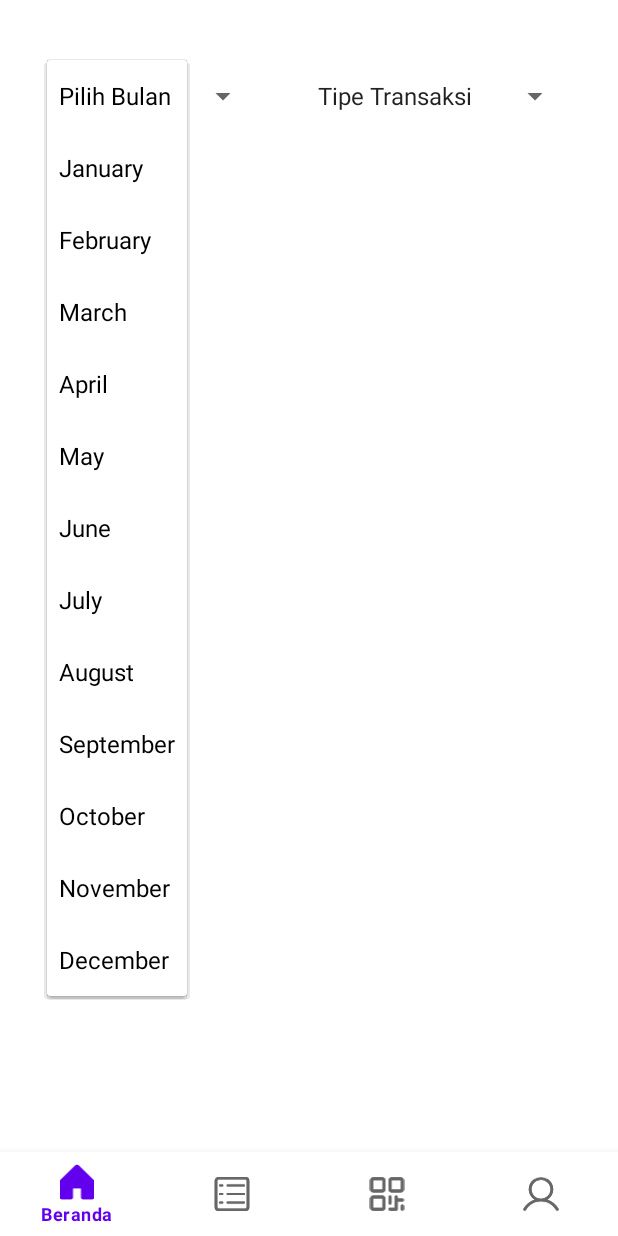
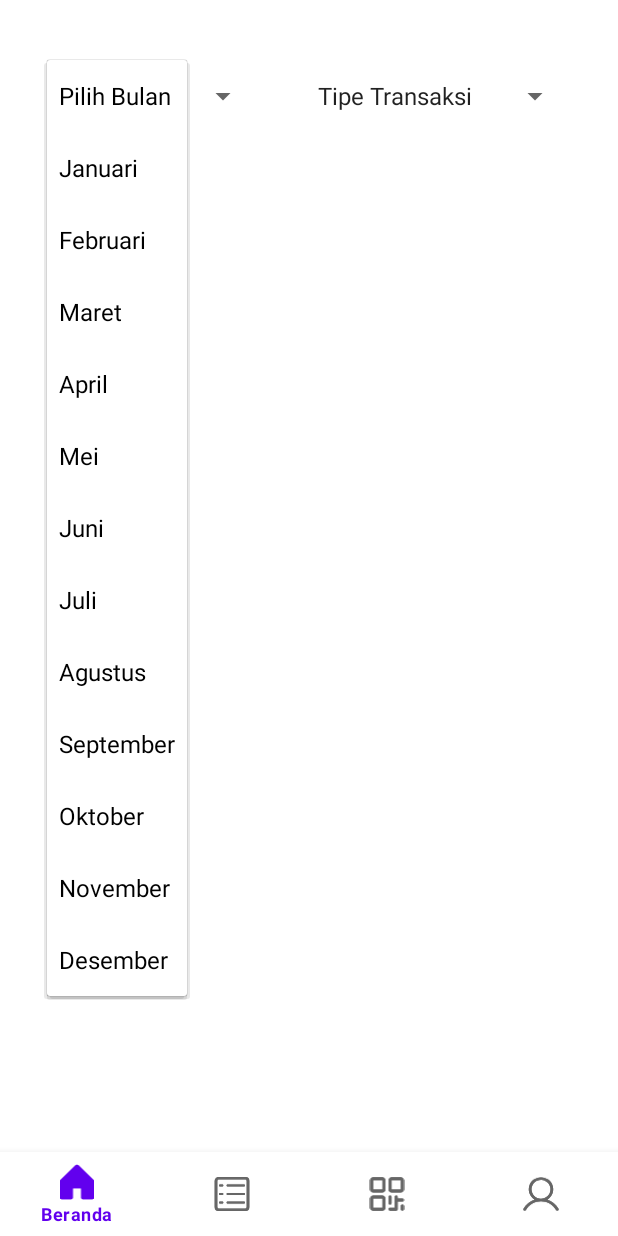
Before and after one commit to Team-1-RAP/Android, an Android app built with Jetpack Compose: the AccountMutationFragment screen opened through its navigation route, after a tap on "Pilih Bulan", on a phone screen of 412 x 824 dp. Run offline under Robolectric (Android 15) with nearby library versions, the phone set to English and light mode, and no system bars; our stand-ins replace Dagger/Hilt's generated code, navigation-ui, paging; network calls fail; 2 statements that could not run were skipped.

Commit message:
Add Paging 3 for consume data All fitur done
filtering by month and type

no major bug

```diff
--- a/app/src/main/java/com/team1/simplebank/adapter/MutationPagerAdapterV2.kt
+++ b/app/src/main/java/com/team1/simplebank/adapter/MutationPagerAdapterV2.kt
@@ -10,6 +10,7 @@ import androidx.recyclerview.widget.ListAdapter
 import androidx.recyclerview.widget.RecyclerView
 import com.synrgy.xdomain.model.MutationDataUI
 import com.team1.simplebank.R
+import com.team1.simplebank.common.utils.Converter.toRupiah
 import com.team1.simplebank.databinding.LayoutHeaderRecyclerviewBinding
 import com.team1.simplebank.databinding.LayoutItemRecyclerviewBinding
 
@@ -131,7 +132,7 @@ class MutationPagerAdapterV2 :
         fun bind(item: MutationDataUI.Item) {
             binding.transferDetail.text = item.transactionType
             binding.transferDetail.text = item.recipientName
-            binding.amountExpenseOrIncome.text = "Rp. ${item.amount}"
+            binding.amountExpenseOrIncome.text = item.amount.toRupiah()
             val mutationType = item.mutationType
             if (mutationType == "PENGELUARAN") {
                 binding.iconItem.setImageResource(R.drawable.expense_icon_mutation)
--- a/app/src/main/java/com/team1/simplebank/ui/account_mutation/AccountMutationFragment.kt
+++ b/app/src/main/java/com/team1/simplebank/ui/account_mutation/AccountMutationFragment.kt
@@ -4,8 +4,11 @@ import android.os.Bundle
 import android.view.LayoutInflater
 import android.view.View
 import android.view.ViewGroup
+import android.widget.AdapterView
+import android.widget.AdapterView.OnItemSelectedListener
 import android.widget.ArrayAdapter
 import android.widget.TextView
+import android.widget.Toast
 import androidx.fragment.app.Fragment
 import androidx.fragment.app.viewModels
 import androidx.lifecycle.Lifecycle
@@ -14,11 +17,13 @@ import androidx.lifecycle.lifecycleScope
 import androidx.lifecycle.repeatOnLifecycle
 import androidx.lifecycle.viewmodel.compose.viewModel
 import androidx.recyclerview.widget.LinearLayoutManager
+import com.synrgy.xdomain.model.FilterInput
 import com.synrgy.xdomain.model.MutationDataUI
 import com.team1.simplebank.R
 import com.team1.simplebank.adapter.MutationPagerAdapter
 import com.team1.simplebank.adapter.MutationPagerAdapterV2
 import com.team1.simplebank.common.handler.ResourceState
+import com.team1.simplebank.common.utils.Converter.toMonthNumber
 import com.team1.simplebank.databinding.FragmentAccountMutationBinding
 import dagger.hilt.android.AndroidEntryPoint
 import kotlinx.coroutines.flow.collect
@@ -26,7 +31,7 @@ import kotlinx.coroutines.flow.collectLatest
 import kotlinx.coroutines.launch
 
 @AndroidEntryPoint
-class AccountMutationFragment : Fragment() {
+class AccountMutationFragment : Fragment(), OnItemSelectedListener {
 
     private lateinit var binding: FragmentAccountMutationBinding
     private val accountMutationViewModel: AccountMutationViewModel by viewModels()
@@ -44,44 +49,56 @@ class AccountMutationFragment : Fragment() {
     override fun onViewCreated(view: View, savedInstanceState: Bundle?) {
         super.onViewCreated(view, savedInstanceState)
 
-        //collectDataUI("3737657598213562", 1)
-
         initRecyclerview()
         setUpSpinner()
-
 
         accountMutationViewModel.userAccountsData.observe(viewLifecycleOwner) {
             when (it) {
                 is ResourceState.Success -> {
                     val data = it.data[0]
-                    collectDataUIWithoutPagination(data.noAccount, 7)                }
+                    //collectDataUIWithoutPagination(data.noAccount, 7)
+                    accountMutationViewModel.inputFiltering(FilterInput.NoAccount(data.noAccount))
+                }
 
                 else -> {}
             }
         }
 
-//            .getDataWithoutPagination("3737657598213562", 7)
+        viewLifecycleOwner.lifecycleScope.launch {
+            viewLifecycleOwner.repeatOnLifecycle(Lifecycle.State.STARTED) {
+                accountMutationViewModel.dataMutationOnUIWithFiltering().collectLatest {
+                    adapter?.submitData(it)
+                }
+            }
+        }
 
+
+        spinnerClicked()
     }
 
     private fun setUpSpinner() {
-        val monthsAdapter = ArrayAdapter.createFromResource(
+        val spinnerMonthAdapter = ArrayAdapter.createFromResource(
             requireContext(),
             R.array.months_array,
             android.R.layout.simple_spinner_item
         )
 
-        val transactionTypesAdapter = ArrayAdapter.createFromResource(
+        val spinnerTransactionAdapter = ArrayAdapter.createFromResource(
             requireContext(),
             R.array.transaction_types_array,
             android.R.layout.simple_spinner_item
         )
 
-        monthsAdapter.setDropDownViewResource(android.R.layout.simple_spinner_dropdown_item)
-        transactionTypesAdapter.setDropDownViewResource(android.R.layout.simple_spinner_dropdown_item)
+        spinnerMonthAdapter.setDropDownViewResource(android.R.layout.simple_spinner_dropdown_item)
+        spinnerTransactionAdapter.setDropDownViewResource(android.R.layout.simple_spinner_dropdown_item)
 
-        binding.spinnerItemMonth.adapter = monthsAdapter
-        binding.spinnerItemTypeTransaction.adapter = transactionTypesAdapter
+        binding.spinnerItemMonth.adapter = spinnerMonthAdapter
+        binding.spinnerItemTypeTransaction.adapter = spinnerTransactionAdapter
+    }
+
+    private fun spinnerClicked() {
+        binding.spinnerItemMonth.onItemSelectedListener = this
+        binding.spinnerItemTypeTransaction.onItemSelectedListener = this
     }
 
     private fun initRecyclerview() {
@@ -94,84 +111,49 @@ class AccountMutationFragment : Fragment() {
 
     }
 
-    /*private fun collectDataUI(
-        inputDataNoAccount: String,
-        inputDataMont: Int,
-        inputType: String? = null
-    ) {
-        viewLifecycleOwner.lifecycleScope.launch {
-            accountMutationViewModel.dataMutationUI(inputDataNoAccount, inputDataMont, inputType)
-                .collectLatest { pagingData ->
-                    adapter?.submitData(pagingData)
-                }
-        }
-    }*/
-
-    private fun collectDataUIWithoutPagination(
+    /*private fun collectDataUIWithoutPagination(
         inputDataNoAccount: String,
         inputDataMont: Int,
         inputType: String? = null
     ) {
         viewLifecycleOwner.lifecycleScope.launch {
             viewLifecycleOwner.repeatOnLifecycle(Lifecycle.State.STARTED) {
-                accountMutationViewModel.dataMutationUI(inputDataNoAccount = inputDataNoAccount, inputDataMont = inputDataMont).collect {
+                accountMutationViewModel.dataMutationUI(
+                    inputDataNoAccount = inputDataNoAccount,
+                    inputDataMont = inputDataMont
+                ).collect {
                     adapter?.submitData(it)
+                }
+            }
+        }
+    }*/
+
+    // fungsi untuk spinner ketika ditekan
+    override fun onItemSelected(parent: AdapterView<*>?, view: View?, position: Int, id: Long) {
+        when (parent?.id) {
+            binding.spinnerItemMonth.id -> {
+                val monthPosition = parent.getItemAtPosition(position).toString()
+                val month = monthPosition.toMonthNumber()
+                accountMutationViewModel.inputFiltering(FilterInput.Month(month))
+            }
+
+            binding.spinnerItemTypeTransaction.id -> {
+                when (parent.getItemAtPosition(position).toString()) {
+                    "Tipe Transaksi" -> {
+                        accountMutationViewModel.inputFiltering(FilterInput.Type(null))
+                    }
+                    "PEMASUKAN" -> {
+                        accountMutationViewModel.inputFiltering(FilterInput.Type("PEMASUKAN"))
+                    }
+                    "PENGELUARAN" -> {
+                        accountMutationViewModel.inputFiltering(FilterInput.Type("PENGELUARAN"))
+                    }
                 }
             }
         }
     }
 
-    private fun provideDataManual(): List<MutationDataUI> {
-        return listOf(
-            MutationDataUI.Header("2020"),
-            MutationDataUI.Item(
-                "Transfer",
-                "PENGELUARAN",
-                "AZISZ",
-                "BCA",
-                20000,
-                "32010101",
-                "SUKSES"
-            ),
-            MutationDataUI.Item(
-                "Transfer",
-                "PENGELUARAN",
-                "DAFRIZA",
-                "BCA",
-                20200,
-                "32010101",
-                "SUKSES"
-            ),
-            MutationDataUI.Item(
-                "Transfer",
-                "PENGELUARAN",
-                "DINDA",
-                "BCA",
-                20100,
-                "32010101",
-                "SUKSES"
-            ),
-            MutationDataUI.Header("2021"),
-            MutationDataUI.Item(
-                "Transfer",
-                "PEMASUKAN",
-                "AZISZ",
-                "BCA",
-                20000,
-                "32010101",
-                "SUKSES"
-            ),
-
-
-            )
-    }
-
-    override fun onResume() {
-        super.onResume()
-        //accountMutationViewModel.getDataWithoutPagination("3737657598213562", 1)
-    }
-
-    override fun onDestroyView() {
-        super.onDestroyView()
+    override fun onNothingSelected(p0: AdapterView<*>?) {
+        TODO("Not yet implemented")
     }
 }
--- a/app/src/main/java/com/team1/simplebank/ui/account_mutation/AccountMutationViewModel.kt
+++ b/app/src/main/java/com/team1/simplebank/ui/account_mutation/AccountMutationViewModel.kt
@@ -1,14 +1,14 @@
 package com.team1.simplebank.ui.account_mutation
 
 import androidx.lifecycle.LiveData
-import androidx.lifecycle.MutableLiveData
 import androidx.lifecycle.ViewModel
-import androidx.lifecycle.asLiveData
 import androidx.lifecycle.liveData
 import androidx.lifecycle.viewModelScope
 import androidx.paging.PagingData
 import androidx.paging.cachedIn
 import com.synrgy.xdomain.model.AccountModel
+import com.synrgy.xdomain.model.FilterInput
+import com.synrgy.xdomain.model.FilterStates
 import com.synrgy.xdomain.model.MutationDataUI
 import com.synrgy.xdomain.useCase.mutation.MutationUseCase
 import com.synrgy.xdomain.useCase.user.GetUserAccountUseCase
@@ -18,6 +18,9 @@ import kotlinx.coroutines.flow.Flow
 import kotlinx.coroutines.flow.MutableStateFlow
 import kotlinx.coroutines.flow.StateFlow
 import kotlinx.coroutines.flow.asStateFlow
+import kotlinx.coroutines.flow.flatMapLatest
+import kotlinx.coroutines.flow.flow
+import kotlinx.coroutines.flow.update
 import kotlinx.coroutines.launch
 import javax.inject.Inject
 
@@ -26,8 +29,52 @@ class AccountMutationViewModel @Inject constructor(
     private val useCase: MutationUseCase,
     private val getUserAccountUseCase: GetUserAccountUseCase,
 ) : ViewModel() {
+
+    // data for combine
+    /*private val noAccount : MutableStateFlow<String> = MutableStateFlow("")
+    private val month : MutableStateFlow<Int> = MutableStateFlow(0)
+    private val type : MutableStateFlow<String?> = MutableStateFlow(null)*/
+
+    //using data class for filtering
+    // data di dalam filterstates bisa diupdate ya kedepannya untuk menggunakan data store aja
+    private val _stateFiltering = MutableStateFlow<FilterStates>(FilterStates("",8,null))
+    private val stateFiltering: StateFlow<FilterStates> = _stateFiltering.asStateFlow()
+
+    //
     private val _dataMutationUI = MutableStateFlow<List<MutationDataUI>>(emptyList())
     val dataMutationUI: StateFlow<List<MutationDataUI>> = _dataMutationUI.asStateFlow()
+
+
+    fun inputFiltering(filterInput: FilterInput){
+        _stateFiltering.update {currentFilter->
+            when(filterInput){
+                is FilterInput.Month -> {currentFilter.copy(month = filterInput.month)}
+                is FilterInput.NoAccount -> {currentFilter.copy(noAccount = filterInput.noAccount)}
+                is FilterInput.Type -> {currentFilter.copy(type = filterInput.type)}
+            }
+        }
+    }
+
+    fun dataMutationOnUIWithFiltering():Flow<PagingData<MutationDataUI>>{
+         return stateFiltering.flatMapLatest { valueFiltering->
+             useCase.getDataMutation(
+                 inputDataNoAccount = valueFiltering.noAccount,
+                 inputDataMonth = valueFiltering.month,
+                 inputType = valueFiltering.type
+             )
+         }.cachedIn(viewModelScope)
+    }
+
+
+
+
+
+    /*//menggunakan combine untuk menggabungkan data dari noAccount, month, dan type menjadi satu objek
+    fun dataMutationOnUI() = combine(month, type) {month, type ->
+        Pair(month,type)
+    }.flatMapLatest {
+        useCase.getDataMutation(noAccount.value, it.first, it.second)
+    }.cachedIn(viewModelScope)*/
 
 
     fun dataMutationUI(
@@ -37,20 +84,6 @@ class AccountMutationViewModel @Inject constructor(
     ): Flow<PagingData<MutationDataUI>> {
         return useCase.getDataMutation(inputDataNoAccount, inputDataMont, inputType)
             .cachedIn(viewModelScope)
-    }
-
-
-
-    fun getDataWithoutPagination(
-        inputDataNoAccount: String,
-        inputDataMont: Int,
-        inputType: String? = null
-    ) {
-        viewModelScope.launch {
-            useCase.getDataWithoutPagination(inputDataNoAccount, inputDataMont, inputType).collect{ it ->
-                _dataMutationUI.value = it
-            }
-        }
     }
 
 
--- a/app/src/main/res/layout/activity_home.xml
+++ b/app/src/main/res/layout/activity_home.xml
@@ -19,7 +19,7 @@
         android:id="@+id/nav_host_fragment_activity_home"
         android:name="androidx.navigation.fragment.NavHostFragment"
         android:layout_width="match_parent"
-        android:layout_height="match_parent"
+        android:layout_height="0dp"
         app:defaultNavHost="true"
         app:layout_constraintBottom_toTopOf="@+id/nav_view"
         app:layout_constraintLeft_toLeftOf="parent"
--- a/app/src/main/res/layout/fragment_account_mutation.xml
+++ b/app/src/main/res/layout/fragment_account_mutation.xml
@@ -31,10 +31,9 @@
         android:id="@+id/rv_result_transaction"
         android:layout_width="match_parent"
         android:layout_height="0dp"
+        android:layout_marginTop="30dp"
+        app:layout_constraintBottom_toBottomOf="parent"
+        app:layout_constraintEnd_toEndOf="parent"
         app:layout_constraintStart_toStartOf="parent"
-        app:layout_constraintEnd_toEndOf="parent"
-        app:layout_constraintBottom_toBottomOf="parent"
-        app:layout_constraintTop_toBottomOf="@id/spinner_item_month"
-        android:layout_marginTop="30dp"
-        />
+        app:layout_constraintTop_toBottomOf="@id/spinner_item_month" />
 </androidx.constraintlayout.widget.ConstraintLayout>
--- a/app/src/main/res/layout/layout_header_recyclerview.xml
+++ b/app/src/main/res/layout/layout_header_recyclerview.xml
@@ -3,6 +3,7 @@
     android:layout_width="match_parent"
     android:layout_height="20dp"
     android:layout_marginHorizontal="16dp"
+    android:layout_marginTop="24dp"
     android:id="@+id/layout_header_recyclerview"
     >
     <com.google.android.material.textview.MaterialTextView
--- a/app/src/main/res/layout/layout_item_recyclerview.xml
+++ b/app/src/main/res/layout/layout_item_recyclerview.xml
@@ -4,6 +4,7 @@
     android:id="@+id/layout_item_recyclerview"
     android:layout_width="match_parent"
     android:layout_height="46dp"
+    android:layout_marginTop="7dp"
     android:layout_marginHorizontal="16dp">
 
     <ImageView
--- a/app/src/main/res/values/strings.xml
+++ b/app/src/main/res/values/strings.xml
@@ -97,18 +97,18 @@
 <!--    spinner -->
     <string-array name="months_array">
         <item>Pilih Bulan</item>
-        <item>January</item>
-        <item>February</item>
-        <item>March</item>
+        <item>Januari</item>
+        <item>Februari</item>
+        <item>Maret</item>
         <item>April</item>
-        <item>May</item>
-        <item>June</item>
-        <item>July</item>
-        <item>August</item>
+        <item>Mei</item>
+        <item>Juni</item>
+        <item>Juli</item>
+        <item>Agustus</item>
         <item>September</item>
-        <item>October</item>
+        <item>Oktober</item>
         <item>November</item>
-        <item>December</item>
+        <item>Desember</item>
     </string-array>
 
     <string-array name="transaction_types_array">
--- a/common/src/main/java/com/team1/simplebank/common/utils/Converter.kt
+++ b/common/src/main/java/com/team1/simplebank/common/utils/Converter.kt
@@ -6,11 +6,13 @@ import java.text.NumberFormat
 import java.text.SimpleDateFormat
 import java.time.LocalDateTime
 import java.time.format.DateTimeFormatter
+import java.time.temporal.ChronoField
+import java.util.Calendar
 import java.util.Date
 import java.util.Locale
 
 object Converter {
-    fun Int.toRupiah():String{
+    fun Int.toRupiah(): String {
         val localID = Locale("in", "ID")
         val formatRupiah = NumberFormat.getCurrencyInstance(localID)
         val result = formatRupiah.format(this)
@@ -18,21 +20,46 @@ object Converter {
     }
 
     @SuppressLint("SimpleDateFormat")
-    fun String.toFormatDate():String{
-        if (Build.VERSION.SDK_INT >= Build.VERSION_CODES.O){
+    fun String.toFormatDate(): String {
+        if (Build.VERSION.SDK_INT >= Build.VERSION_CODES.O) {
             val dateFormatter = DateTimeFormatter.ofPattern("yyyy-MM-dd'T'HH:mm:ss.SSSXXX")
-            val localDateTime = LocalDateTime.parse(this,dateFormatter)
+            val localDateTime = LocalDateTime.parse(this, dateFormatter)
             val formater = DateTimeFormatter.ofPattern("MM/yy")
             val resultDateFormat = formater.format(localDateTime)
             return resultDateFormat
-        }else{
+        } else {
             val inputDateTime = SimpleDateFormat("yyyy-MM-dd'T'HH:mm:ss.SSSXXX")
             val outputDateTime = SimpleDateFormat("MM/yy")
-                val resultDateFormat = inputDateTime.parse(this).let { date->
+            val resultDateFormat = inputDateTime.parse(this).let { date ->
                 outputDateTime.format(date!!)
             }
             return resultDateFormat
 
         }
     }
+
+    fun String.toMonthNumber(): Int {
+        val localeID = Locale("in", "ID")
+
+        return try {
+            if (Build.VERSION.SDK_INT >= Build.VERSION_CODES.O) {
+                // Format bulan ke angka menggunakan DateTimeFormatter
+                val monthFormatter = DateTimeFormatter.ofPattern("MMMM", localeID)
+                val parsedMonth = monthFormatter.parse(this)
+                parsedMonth.get(ChronoField.MONTH_OF_YEAR)
+            } else {
+                // Format bulan ke angka menggunakan SimpleDateFormat
+                val monthFormatterID = SimpleDateFormat("MMMM", localeID)
+                val parsedMonth = monthFormatterID.parse(this)
+                val calendar = Calendar.getInstance().apply {
+                    time = parsedMonth as Date
                 }
+                calendar.get(Calendar.MONTH) + 1
+            }
+        } catch (e: Exception) {
+            // Jika parsing gagal, kembalikan bulan saat ini
+            val calendar = Calendar.getInstance()
+            calendar.get(Calendar.MONTH) + 1
+        }
+    }
+}
--- a/data/build.gradle.kts
+++ b/data/build.gradle.kts
@@ -15,8 +15,7 @@ android {
     defaultConfig {
         minSdk = 26
 
-
-        buildConfigField("String", "BASE_URL", "\"https://simple-bank-server-stg.up.railway.app/api/\"",)
+        buildConfigField("String", "BASE_URL", "\"https://simple-bank-server-avi4q6gcnq-uc.a.run.app/api/\"",)
 
         testInstrumentationRunner = "androidx.test.runner.AndroidJUnitRunner"
         consumerProguardFiles("consumer-rules.pro")
--- a/data/src/main/java/com/team1/simplebank/data/repositoryImpl/MutationRepositoryImpl.kt
+++ b/data/src/main/java/com/team1/simplebank/data/repositoryImpl/MutationRepositoryImpl.kt
@@ -27,9 +27,9 @@ class MutationRepositoryImpl @Inject constructor(
             "Creating PagingSource with noAccount: $index $inputDataNoAccount, month: $inputDataMonth, type: $inputType"
         )
         return Pager(
-            config = PagingConfig(pageSize = 10),
+            config = PagingConfig(pageSize = 5),
             pagingSourceFactory = {
-                MutationPagingSource(apiService, inputDataNoAccount, inputDataMonth)
+                MutationPagingSource(apiService, inputDataNoAccount, inputDataMonth, inputType)
             }
         ).flow
     }
--- /dev/null
+++ b/xdomain/src/main/java/com/synrgy/xdomain/model/FilterStates.kt
@@ -0,0 +1,13 @@
+package com.synrgy.xdomain.model
+
+sealed class FilterInput {
+    data class NoAccount(val noAccount: String) : FilterInput()
+    data class Month(val month: Int) : FilterInput()
+    data class Type(val type: String?) : FilterInput()
+}
+
+data class FilterStates(
+    val noAccount: String,
+    val month: Int,
+    val type: String?
+)
```
Also changed, not shown: data/src/main/java/com/team1/simplebank/data/mapper/mapperMutationResponseApiToMutationDataUI.kt (+33 -1 lines), data/src/main/java/com/team1/simplebank/data/repositoryImpl/pagingsource/MutationPagingSource.kt (+5 -3 lines). Lines whose indentation alone changed are shown as unchanged.
